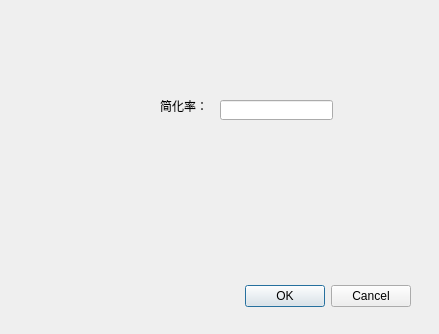
This is SimplifyWin.ui in Mengyanduan/Graduation-Project as Qt 5 draws it before an edit. The edited form follows.
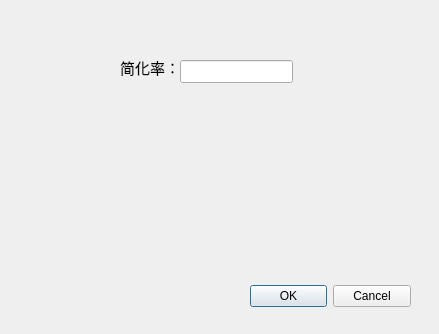
This is the edited form.

```diff
--- a/SimplifyWin.ui
+++ b/SimplifyWin.ui
@@ -16,9 +16,9 @@
   <widget class="QDialogButtonBox" name="buttonBox">
    <property name="geometry">
     <rect>
-     <x>230</x>
+     <x>250</x>
      <y>280</y>
-     <width>181</width>
+     <width>161</width>
      <height>32</height>
     </rect>
    </property>
@@ -32,22 +32,34 @@
   <widget class="QLineEdit" name="lineEdit">
    <property name="geometry">
     <rect>
-     <x>220</x>
-     <y>100</y>
+     <x>180</x>
+     <y>60</y>
      <width>113</width>
-     <height>20</height>
+     <height>23</height>
     </rect>
    </property>
+   <property name="font">
+    <font>
+     <family>SimSun-ExtB</family>
+     <pointsize>11</pointsize>
+    </font>
+   </property>
   </widget>
   <widget class="QLabel" name="label1">
    <property name="geometry">
     <rect>
-     <x>160</x>
-     <y>100</y>
+     <x>120</x>
+     <y>50</y>
      <width>54</width>
-     <height>12</height>
+     <height>34</height>
     </rect>
    </property>
+   <property name="font">
+    <font>
+     <family>SimSun-ExtB</family>
+     <pointsize>11</pointsize>
+    </font>
+   </property>
    <property name="text">
     <string>简化率：</string>
    </property>
```
Left out of the diff: 4 changed lines with no effect on the pictures.
